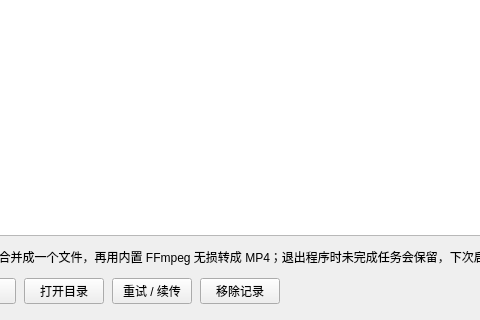
Above: src/ui/DownloadManagerDialog.ui from gong1-1989/MusicVideoPlayer before the change; both pictures show x 82 to 562 and y 240 to 560 of the 920 by 560 pixel window. Below: the same form after it.
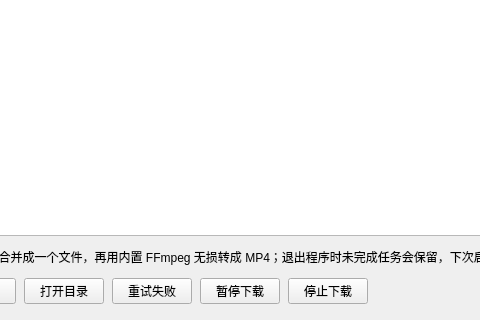
That is the form after the change.

Commit message:
feat: 音乐下载统一暂存并支持暂停继续下载
音乐/影视、直链/HLS 全部先写入应用数据目录的下载暂存区，完成后发布到下载目录；直链音乐复用播放缓存前缀做 Range 续传。下载管理器新增暂停/继续，停止未完成任务会删除半成品；退出时用户暂停状态不会被自动续传。清理旧版本遗留在下载目录的 .download-cache，跨盘发布改为分块异步复制，避免大文件收尾卡界面。

Diff of the .ui file:
```diff
--- a/src/ui/DownloadManagerDialog.ui
+++ b/src/ui/DownloadManagerDialog.ui
@@ -131,14 +131,21 @@
      <item>
       <widget class="QPushButton" name="btn_retry">
        <property name="text">
-        <string>重试 / 续传</string>
+        <string>重试失败</string>
+       </property>
+      </widget>
+     </item>
+     <item>
+      <widget class="QPushButton" name="btn_pause">
+       <property name="text">
+        <string>暂停下载</string>
        </property>
       </widget>
      </item>
      <item>
       <widget class="QPushButton" name="btn_remove">
        <property name="text">
-        <string>移除记录</string>
+        <string>停止下载</string>
        </property>
       </widget>
      </item>
```
The commit also changes 9 other files.
